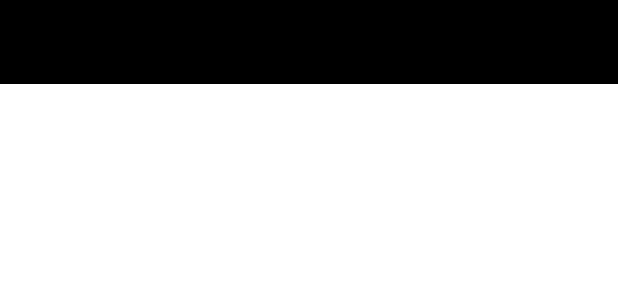
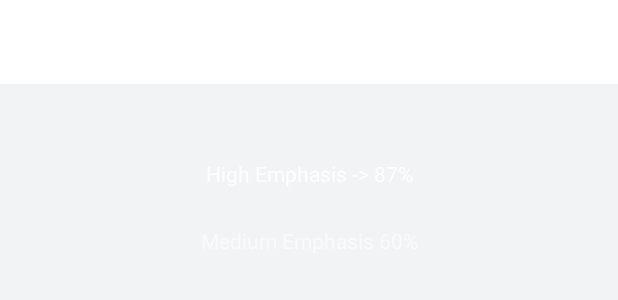
Before and after one commit to ComTols/Hackaton2020, an Android app: the layout activity_home_screen.xml on its own in the app's theme, with its tools: preview values and no code run, on a phone screen of 412 x 824 dp. Shown: the top 300 px of the screen. Run offline under Robolectric (Android 15) with nearby library versions, the phone set to English and light mode, and no system bars.

Commit message:
Themes-Erweiterungen: -Dark Mode wurde optimiert - Weitere Farben/Kontraste hinzugefüügt

```diff
--- a/app/src/main/res/layout/activity_home_screen.xml
+++ b/app/src/main/res/layout/activity_home_screen.xml
@@ -4,15 +4,49 @@
     xmlns:tools="http://schemas.android.com/tools"
     android:layout_width="match_parent"
     android:layout_height="match_parent"
+    android:background="?attr/android:background"
     tools:context=".HomeScreen">
 
     <androidx.appcompat.widget.Toolbar
         android:id="@+id/toolbar"
         android:layout_width="match_parent"
         android:layout_height="?attr/actionBarSize"
-        android:background="?attr/colorOnPrimary"
+        android:background="?attr/colorPrimary"
         android:minHeight="?attr/actionBarSize"
         android:theme="?attr/actionBarTheme"
         app:layout_constraintEnd_toEndOf="parent"
         app:layout_constraintTop_toTopOf="parent" />
+
+    <TextView
+        android:id="@+id/textView"
+        android:layout_width="wrap_content"
+        android:layout_height="wrap_content"
+        android:layout_marginTop="50dp"
+        android:text="High Emphasis -> 87%"
+        android:textColor="@color/TextHighEmphasis"
+        app:layout_constraintEnd_toEndOf="parent"
+        app:layout_constraintStart_toStartOf="parent"
+        app:layout_constraintTop_toBottomOf="@+id/toolbar" />
+
+    <TextView
+        android:id="@+id/textView2"
+        android:layout_width="wrap_content"
+        android:layout_height="wrap_content"
+        android:layout_marginTop="25dp"
+        android:text="Medium Emphasis 60%"
+        android:textColor="@color/TextMediumEmphasis"
+        app:layout_constraintEnd_toEndOf="parent"
+        app:layout_constraintStart_toStartOf="parent"
+        app:layout_constraintTop_toBottomOf="@+id/textView" />
+
+    <TextView
+        android:id="@+id/textView3"
+        android:layout_width="wrap_content"
+        android:layout_height="wrap_content"
+        android:layout_marginTop="25dp"
+        android:text="Disabled 38%"
+        android:textColor="@color/TextDisabled"
+        app:layout_constraintEnd_toEndOf="parent"
+        app:layout_constraintStart_toStartOf="parent"
+        app:layout_constraintTop_toBottomOf="@+id/textView2" />
 </androidx.constraintlayout.widget.ConstraintLayout>
--- a/app/src/main/res/values-night/themes.xml
+++ b/app/src/main/res/values-night/themes.xml
@@ -2,15 +2,17 @@
     <!-- Base application theme. -->
     <style name="Theme.Hackaton2020" parent="Theme.MaterialComponents.DayNight.NoActionBar">
         <!-- Primary brand color. -->
-        <item name="colorPrimary">@color/primary</item>
-        <item name="colorPrimaryVariant">@color/primary_dark</item>
+        <item name="colorPrimary">@color/blackForeground</item>
+        <item name="colorPrimaryVariant">@color/blackForeground2</item>
         <item name="colorOnPrimary">@color/white</item>
         <!-- Secondary brand color. -->
-        <item name="colorSecondary">@color/primary</item>
-        <item name="colorSecondaryVariant">@color/primary_dark</item>
-        <item name="colorOnSecondary">@color/white</item>
+        <item name="colorSecondary">@color/accent</item>
+        <item name="colorSecondaryVariant">@color/accent_light</item>
+        <item name="colorOnSecondary">@color/black</item>
         <!-- Status bar color. -->
         <item name="android:statusBarColor" tools:targetApi="l">?attr/colorPrimaryVariant</item>
         <!-- Customize your theme here. -->
+        <item name="android:textColor">@color/white</item>
+        <item name="android:background">@color/blackBackground</item>
     </style>
 </resources>
--- a/app/src/main/res/values/colors.xml
+++ b/app/src/main/res/values/colors.xml
@@ -1,6 +1,7 @@
 <?xml version="1.0" encoding="utf-8"?>
 <resources>
 	<color name="black">#FF000000</color>
+	<color name="lightgray">#f1f3f4</color>
 	<color name="white">#FFFFFFFF</color>
 	<color name="primary">#2196F3</color>
 	<color name="primary_light">#448AFF</color>
@@ -12,4 +13,11 @@
 	<color name="warn_light">#FF5252</color>
 	<color name="warn_dark">#C62828</color>
 	<color name="apply">#0A9A00</color>
+	<!--DarkMode-->
+	<color name="blackBackground">#121212</color>
+	<color name="blackForeground">#1F1F1F</color>
+	<color name="blackForeground2">#2E2E2E</color>
+	<color name="TextHighEmphasis">#DEFFFFFF</color>
+	<color name="TextMediumEmphasis">#99FFFFFF</color>
+	<color name="TextDisabled">#61FFFFFF</color>
 </resources>
--- a/app/src/main/res/values/themes.xml
+++ b/app/src/main/res/values/themes.xml
@@ -1,16 +1,16 @@
 <resources xmlns:tools="http://schemas.android.com/tools">
-    <!-- Base application theme. -->
     <style name="Theme.Hackaton2020" parent="Theme.MaterialComponents.DayNight.NoActionBar">
-        <!-- Primary brand color. -->
-        <item name="colorPrimary">@color/primary</item>
-        <item name="colorPrimaryVariant">@color/primary_light</item>
+        <item name="colorPrimary">@color/white</item>
+        <item name="colorPrimaryVariant">@color/lightgray</item>
         <item name="colorOnPrimary">@color/black</item>
-        <!-- Secondary brand color. -->
+
         <item name="colorSecondary">@color/accent</item>
         <item name="colorSecondaryVariant">@color/accent_light</item>
         <item name="colorOnSecondary">@color/black</item>
-        <!-- Status bar color. -->
-        <item name="android:statusBarColor" tools:targetApi="l">?attr/colorOnPrimary</item>
-        <!-- Customize your theme here. -->
+
+        <item name="android:statusBarColor" tools:targetApi="l">@color/white</item>
+
+        <item name="android:textColor">@color/white</item>
+        <item name="android:background">@color/lightgray</item>
     </style>
 </resources>
```
